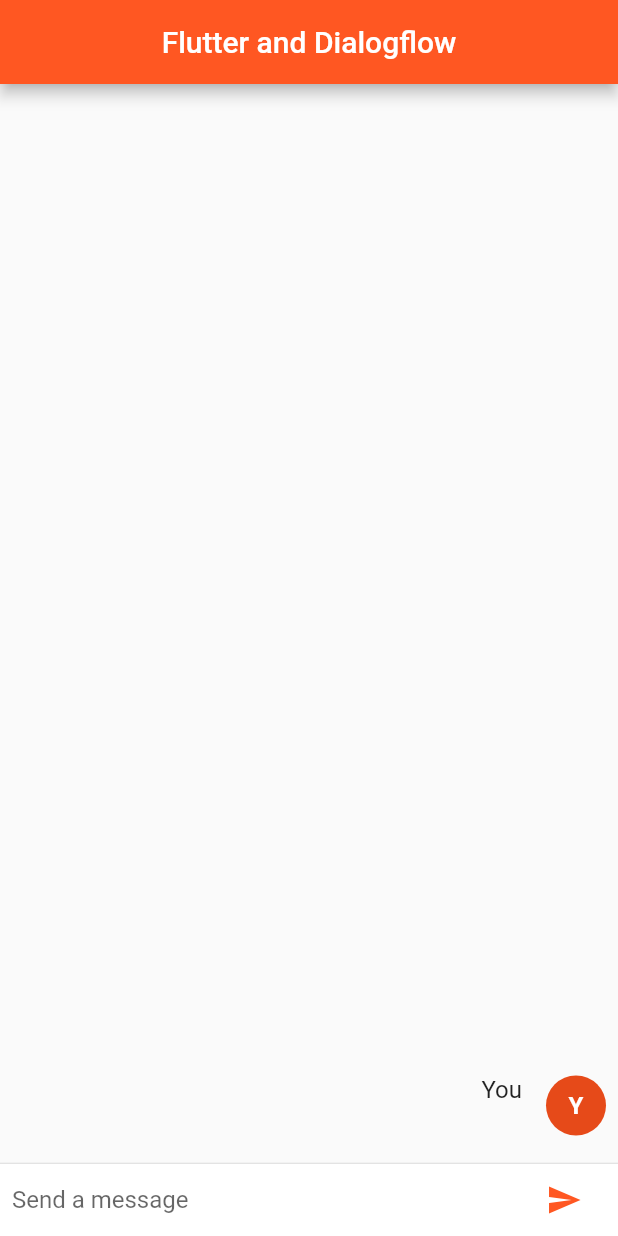
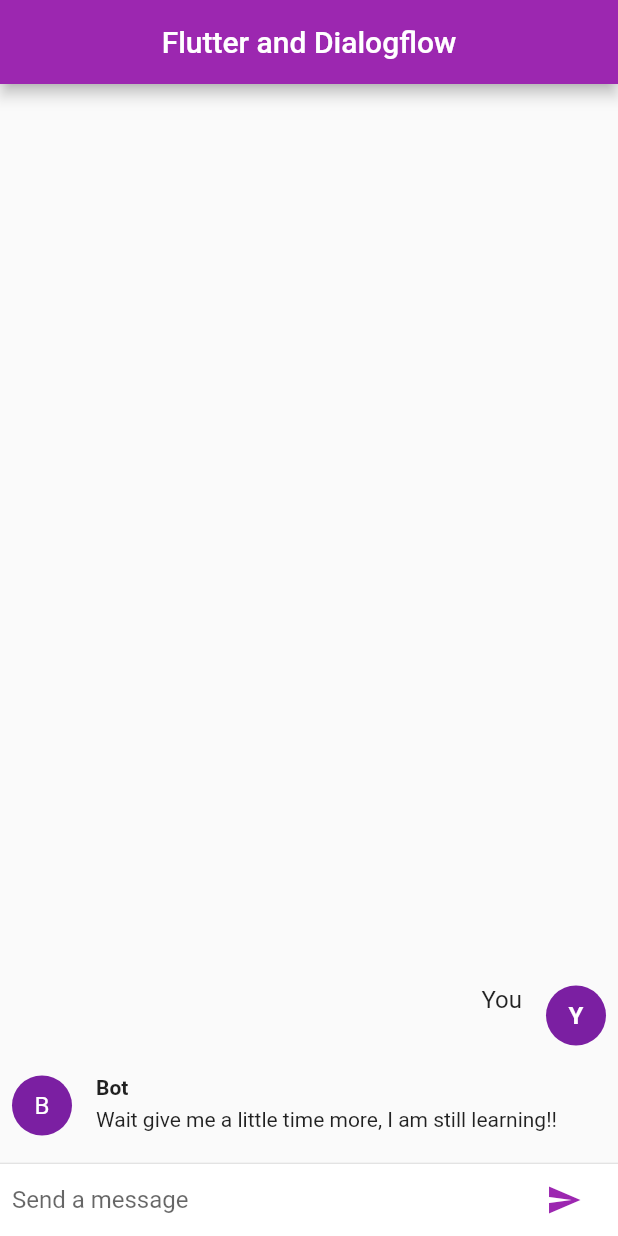
Before and after one commit to rihannaKe/flutter_dialogflow_bot, a Flutter app: the screen it shows after launch, after a tap on the "send" icon, on a phone screen of 412 x 824 dp. Run offline on Flutter 3.47's test engine with Material 2 defaults, Android fonts, the phone set to English and light mode, and no system bars.

Commit message:
web template

```diff
--- a/lib/main.dart
+++ b/lib/main.dart
@@ -1,5 +1,6 @@
 import 'package:flutter/material.dart';
-import 'package:flutter_dialogflow/dialogflow_v2.dart';
+//flutter_dialogflow: ^0.1.3
+//import 'package:flutter_dialogflow/dialogflow_v2.dart';
 
 void main() => runApp(new MyApp());
 
@@ -7,9 +8,9 @@ class MyApp extends StatelessWidget {
   @override
   Widget build(BuildContext context) {
     return new MaterialApp(
-      title: 'Example Dialogflow Flutter',
+      title: 'The chatbot',
       theme: new ThemeData(
-        primarySwatch: Colors.deepOrange,
+        primarySwatch: Colors.purple,
       ),
       debugShowCheckedModeBanner: false,
       home: new HomePageDialogflow(),
@@ -57,7 +58,7 @@ class _HomePageDialogflow extends State<HomePageDialogflow> {
     );
   }
 
-  void Response(query) async {
+  /*void Response(query) async {
     _textController.clear();
     AuthGoogle authGoogle =
         await AuthGoogle(fileJson: "assets/wwwdevbot.json").build();
@@ -67,6 +68,17 @@ class _HomePageDialogflow extends State<HomePageDialogflow> {
     ChatMessage message = new ChatMessage(
       text: response.getMessage() ??
           new CardDialogflow(response.getListMessage()[0]).title,
+      name: "Bot",
+      type: false,
+    );
+    setState(() {
+      _messages.insert(0, message);
+    });
+  }*/
+  void Response(query) {
+    _textController.clear();
+    ChatMessage message = new ChatMessage(
+      text: "Wait give me a little time more, I am still learning!!",
       name: "Bot",
       type: false,
     );
--- a/pubspec.yaml
+++ b/pubspec.yaml
@@ -10,7 +10,7 @@ dependencies:
     sdk: flutter
 
   cupertino_icons: ^0.1.2
-  flutter_dialogflow: ^0.1.3
+
 
 dev_dependencies:
   flutter_test:
```
Also changed, not shown: pubspec.lock, 8 other files.
